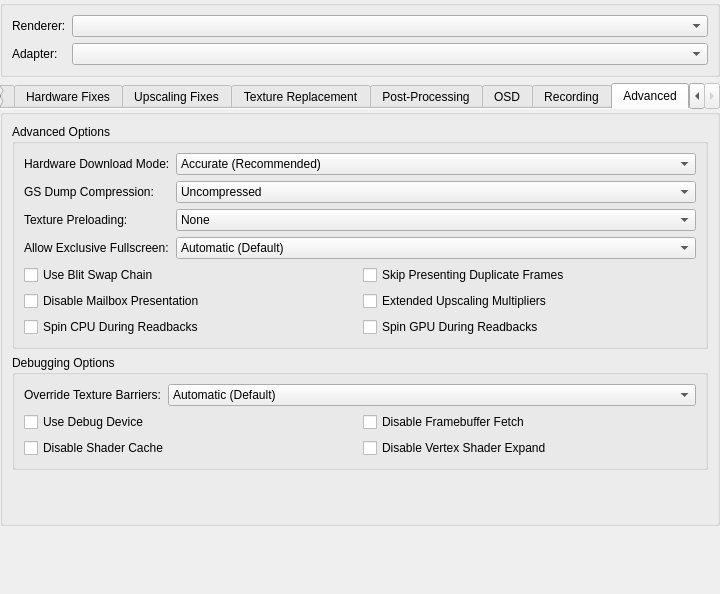
Before: the Qt Designer form pcsx2-qt/Settings/GraphicsSettingsWidget.ui in kamfretoz/pcsx2, drawn with Qt 5.
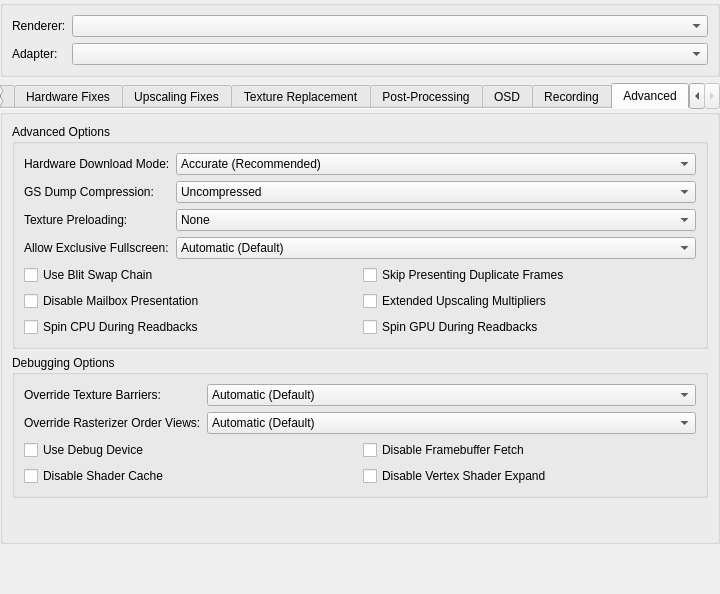
After: the same form once the commit is applied. The open tabs and pages were chosen to show the change.

Patch:
```diff
--- a/pcsx2-qt/Settings/GraphicsSettingsWidget.ui
+++ b/pcsx2-qt/Settings/GraphicsSettingsWidget.ui
@@ -2318,6 +2318,32 @@
             </item>
            </layout>
           </item>
+          <item row="1" column="0">
+           <widget class="QLabel" name="label_49">
+            <property name="text">
+             <string>Override Rasterizer Order Views:</string>
+            </property>
+           </widget>
+          </item>
+          <item row="1" column="1">
+           <widget class="QComboBox" name="overrideRasterizerOrderViews">
+            <item>
+             <property name="text">
+              <string>Automatic (Default)</string>
+             </property>
+            </item>
+            <item>
+             <property name="text">
+              <string>Force Disabled</string>
+             </property>
+            </item>
+            <item>
+             <property name="text">
+              <string>Force Enabled</string>
+             </property>
+            </item>
+           </widget>
+          </item>
          </layout>
         </widget>
        </item>
```
